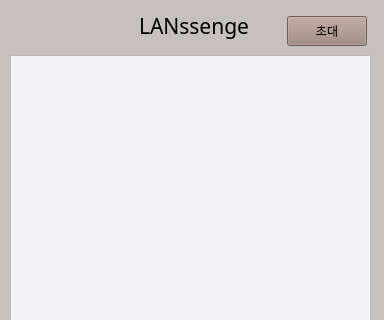
Before: the Qt Designer form src/client/gui/groupchatwindow.ui in TaehyunJeon0203/lanssenger, drawn with Qt 5; both pictures show x 0 to 384 and y 0 to 320 of the 384 by 626 pixel window.
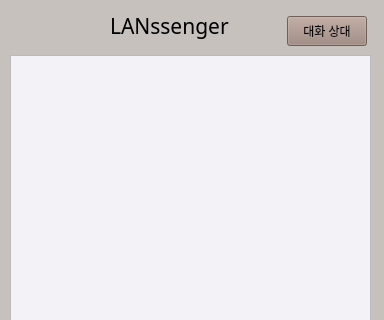
After: the same form once the commit is applied.

Commit message: Design: 그룹챗 접속인원 표시버튼 추가

What changed in the file:
```diff
--- a/src/client/gui/groupchatwindow.ui
+++ b/src/client/gui/groupchatwindow.ui
@@ -44,7 +44,7 @@
     <string notr="true">background-color: #9C857B</string>
    </property>
    <property name="text">
-    <string>초대</string>
+    <string>대화 상대</string>
    </property>
   </widget>
   <widget class="QLineEdit" name="GCMessageInput">
@@ -80,9 +80,9 @@
   <widget class="QLabel" name="currentRoomLabel">
    <property name="geometry">
     <rect>
-     <x>139</x>
+     <x>110</x>
      <y>10</y>
-     <width>111</width>
+     <width>141</width>
      <height>31</height>
     </rect>
    </property>
```
Left out of the diff: 2 changed lines with no effect on the pictures.
